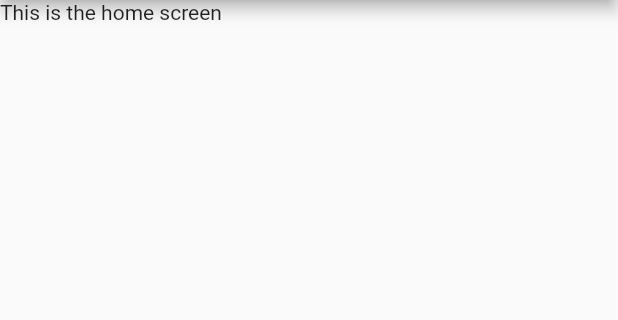
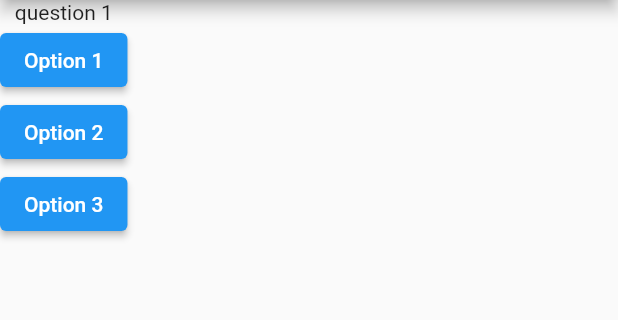
Before and after one commit to punny-jaini/flutter_cadbury, a Flutter app: the screen it shows after launch, on a phone screen of 412 x 824 dp, the part 84-404 px from its top. Run offline on Flutter 3.47's test engine with Material 2 defaults, Android fonts, the phone set to English and light mode, and no system bars.

Commit message:
2023-03-26 blog6

```diff
--- a/lib/main.dart
+++ b/lib/main.dart
@@ -3,14 +3,37 @@ import 'package:flutter/material.dart';
 void main() => runApp(MyApp());
 
 class MyApp extends StatelessWidget {
+  void selectOption() {
+    print("selected an option");
+  }
+
   @override
   Widget build(BuildContext context) {
+    var questions = ["What is your first name?", "What is your last name?"];
     return MaterialApp(
         home: Scaffold(
       appBar: AppBar(
         title: Text('Cadbury'),
       ),
-      body: Text('This is the home screen'),
+      body: Column(
+        children: [
+          Text("question 1"),
+          ElevatedButton(
+            onPressed: () => print("chosen option 1"),
+            child: Text("Option 1"),
+          ),
+          ElevatedButton(
+            onPressed: () {
+              print("chosen option 2");
+            },
+            child: Text("Option 2"),
+          ),
+          ElevatedButton(
+            onPressed: selectOption,
+            child: Text("Option 3"),
+          ),
+        ],
+      ),
     ));
   }
 }
```
